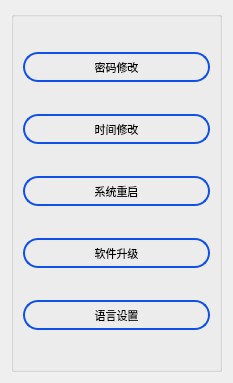
ChinaClever/BusBar-Qt, file setting/setsystem/othersettingdlg.ui: the form before one commit.
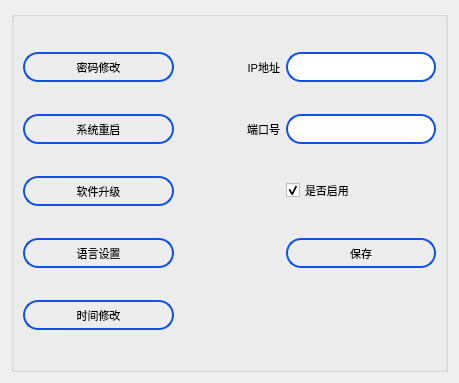
The form after the commit.

```diff
--- a/setting/setsystem/othersettingdlg.ui
+++ b/setting/setsystem/othersettingdlg.ui
@@ -6,7 +6,7 @@
    <rect>
     <x>0</x>
     <y>0</y>
-    <width>233</width>
+    <width>459</width>
     <height>383</height>
    </rect>
   </property>
@@ -27,14 +27,99 @@
   <layout class="QGridLayout" name="gridLayout">
    <item row="0" column="0">
     <widget class="QGroupBox" name="groupBox">
+     <property name="minimumSize">
+      <size>
+       <width>0</width>
+       <height>30</height>
+      </size>
+     </property>
      <property name="styleSheet">
       <string notr="true">QGroupBox{border:2px solid black;};</string>
      </property>
      <property name="title">
       <string/>
      </property>
-     <layout class="QVBoxLayout" name="verticalLayout">
-      <item>
+     <layout class="QGridLayout" name="gridLayout_2">
+      <item row="1" column="2">
+       <widget class="QLineEdit" name="portEdit">
+        <property name="minimumSize">
+         <size>
+          <width>0</width>
+          <height>30</height>
+         </size>
+        </property>
+        <property name="maximumSize">
+         <size>
+          <width>150</width>
+          <height>30</height>
+         </size>
+        </property>
+        <property name="styleSheet">
+         <string notr="true">QLineEdit{
+border:2px solid rgb(15,80,232);
+border-radius:15px
+}</string>
+        </property>
+       </widget>
+      </item>
+      <item row="0" column="1">
+       <widget class="QLabel" name="label">
+        <property name="minimumSize">
+         <size>
+          <width>0</width>
+          <height>30</height>
+         </size>
+        </property>
+        <property name="maximumSize">
+         <size>
+          <width>100</width>
+          <height>30</height>
+         </size>
+        </property>
+        <property name="text">
+         <string>IP地址</string>
+        </property>
+        <property name="alignment">
+         <set>Qt::AlignRight|Qt::AlignTrailing|Qt::AlignVCenter</set>
+        </property>
+       </widget>
+      </item>
+      <item row="2" column="2">
+       <widget class="QCheckBox" name="useBox">
+        <property name="enabled">
+         <bool>true</bool>
+        </property>
+        <property name="text">
+         <string>是否启用</string>
+        </property>
+        <property name="checked">
+         <bool>true</bool>
+        </property>
+       </widget>
+      </item>
+      <item row="0" column="2">
+       <widget class="QLineEdit" name="ipEdit">
+        <property name="minimumSize">
+         <size>
+          <width>0</width>
+          <height>30</height>
+         </size>
+        </property>
+        <property name="maximumSize">
+         <size>
+          <width>150</width>
+          <height>30</height>
+         </size>
+        </property>
+        <property name="styleSheet">
+         <string notr="true">QLineEdit{
+border:2px solid rgb(15,80,232);
+border-radius:15px
+}</string>
+        </property>
+       </widget>
+      </item>
+      <item row="0" column="0">
        <widget class="QPushButton" name="pwdSetBtn">
         <property name="minimumSize">
          <size>
@@ -59,7 +144,60 @@
         </property>
        </widget>
       </item>
-      <item>
+      <item row="1" column="1">
+       <widget class="QLabel" name="label_2">
+        <property name="minimumSize">
+         <size>
+          <width>0</width>
+          <height>30</height>
+         </size>
+        </property>
+        <property name="maximumSize">
+         <size>
+          <width>100</width>
+          <height>30</height>
+         </size>
+        </property>
+        <property name="text">
+         <string>端口号</string>
+        </property>
+        <property name="alignment">
+         <set>Qt::AlignRight|Qt::AlignTrailing|Qt::AlignVCenter</set>
+        </property>
+       </widget>
+      </item>
+      <item row="3" column="2">
+       <widget class="QPushButton" name="saveBtn">
+        <property name="sizePolicy">
+         <sizepolicy hsizetype="Minimum" vsizetype="Fixed">
+          <horstretch>0</horstretch>
+          <verstretch>0</verstretch>
+         </sizepolicy>
+        </property>
+        <property name="minimumSize">
+         <size>
+          <width>0</width>
+          <height>30</height>
+         </size>
+        </property>
+        <property name="maximumSize">
+         <size>
+          <width>200</width>
+          <height>30</height>
+         </size>
+        </property>
+        <property name="styleSheet">
+         <string notr="true">QPushButton{
+border:2px solid rgb(15,80,232);
+border-radius:15px
+}</string>
+        </property>
+        <property name="text">
+         <string>保存</string>
+        </property>
+       </widget>
+      </item>
+      <item row="5" column="0">
        <widget class="QPushButton" name="timeSetBtn">
         <property name="minimumSize">
          <size>
@@ -84,7 +222,7 @@
         </property>
        </widget>
       </item>
-      <item>
+      <item row="1" column="0">
        <widget class="QPushButton" name="resetBtn">
         <property name="minimumSize">
          <size>
@@ -109,7 +247,7 @@
         </property>
        </widget>
       </item>
-      <item>
+      <item row="2" column="0">
        <widget class="QPushButton" name="updateBtn">
         <property name="minimumSize">
          <size>
@@ -134,7 +272,7 @@
         </property>
        </widget>
       </item>
-      <item>
+      <item row="3" column="0">
        <widget class="QPushButton" name="languageBtn">
         <property name="minimumSize">
          <size>
```
